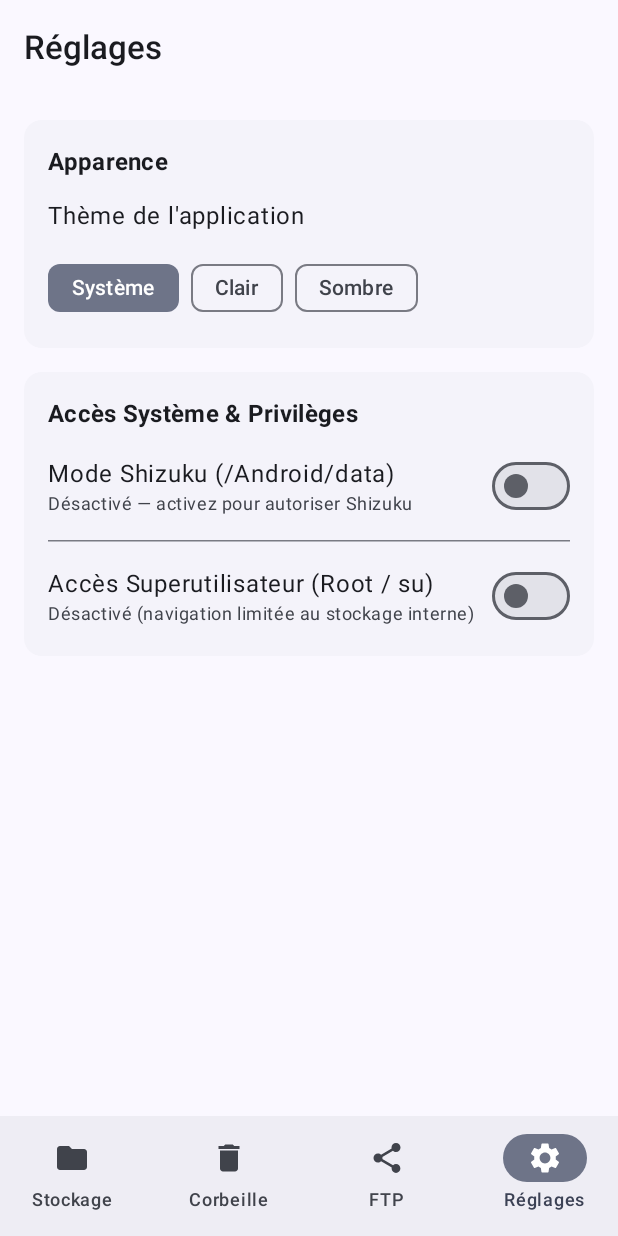
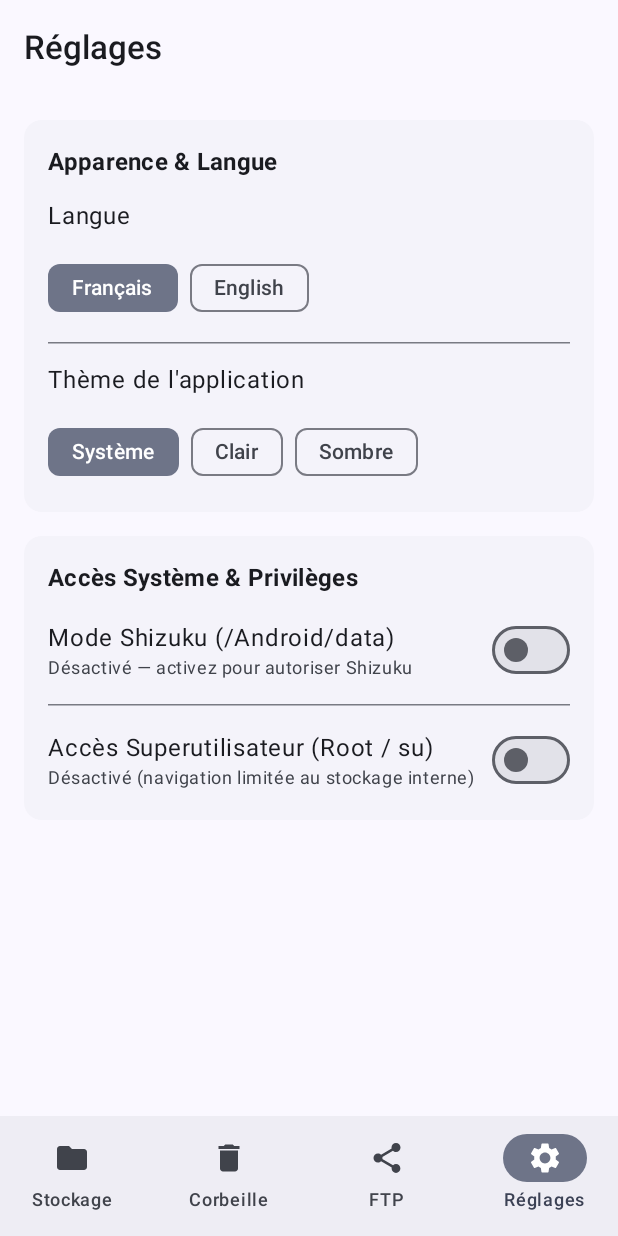
Before and after one commit to JulieRose23/MonExplorateur, an Android app built with Jetpack Compose: the screen it shows after launch (MainActivity), item 4 of the bottom bar chosen, on a phone screen of 412 x 824 dp. Run offline under Robolectric (Android 15) with nearby library versions, the phone set to English and light mode, and no system bars; libraries missing offline, so code that uses them is left out: com.topjohnwu.superuser, rikka.shizuku; 1 statement that could not run was skipped.

Commit message:
Release v1.0.0 : ajout langue Anglais/Francais, README complet et publication GitHub Release

```diff
--- a/app/src/main/java/com/monexplorateur/app/MainActivity.kt
+++ b/app/src/main/java/com/monexplorateur/app/MainActivity.kt
@@ -31,6 +31,7 @@ import androidx.compose.ui.Modifier
 import androidx.compose.ui.graphics.vector.ImageVector
 import androidx.compose.ui.text.font.FontWeight
 import com.monexplorateur.app.data.AppPreferences
+import com.monexplorateur.app.data.LangueApp
 import com.monexplorateur.app.ui.components.IconeDossierModerne
 import com.monexplorateur.app.ui.screens.CorbeilleScreen
 import com.monexplorateur.app.ui.screens.ExplorateurUnifieScreen
@@ -38,11 +39,15 @@ import com.monexplorateur.app.ui.screens.ReglagesScreen
 import com.monexplorateur.app.ui.screens.ReseauFtpScreen
 import com.monexplorateur.app.ui.theme.MonExplorateurTheme
 
-enum class OngletPrincipal(val titre: String) {
-    STOCKAGE("Stockage"),
-    CORBEILLE("Corbeille"),
-    FTP("FTP"),
-    REGLAGES("Réglages")
+enum class OngletPrincipal {
+    STOCKAGE, CORBEILLE, FTP, REGLAGES;
+
+    fun titre(en: Boolean): String = when (this) {
+        STOCKAGE -> if (en) "Storage" else "Stockage"
+        CORBEILLE -> if (en) "Trash" else "Corbeille"
+        FTP -> "FTP"
+        REGLAGES -> if (en) "Settings" else "Réglages"
+    }
 }
 
 class MainActivity : ComponentActivity() {
@@ -62,6 +67,8 @@ class MainActivity : ComponentActivity() {
 @Composable
 fun ApplicationPrincipale() {
     var ongletActif by remember { mutableStateOf(OngletPrincipal.STOCKAGE) }
+    val langue by AppPreferences.langue.collectAsState()
+    val en = langue == LangueApp.EN
 
     Scaffold(
         topBar = {
@@ -70,9 +77,9 @@ fun ApplicationPrincipale() {
                     Text(
                         text = when (ongletActif) {
                             OngletPrincipal.STOCKAGE -> "MonExplorateur"
-                            OngletPrincipal.CORBEILLE -> "Corbeille"
-                            OngletPrincipal.FTP -> "Réseau FTP"
-                            OngletPrincipal.REGLAGES -> "Réglages"
+                            OngletPrincipal.CORBEILLE -> if (en) "Trash" else "Corbeille"
+                            OngletPrincipal.FTP -> if (en) "FTP Network" else "Réseau FTP"
+                            OngletPrincipal.REGLAGES -> if (en) "Settings" else "Réglages"
                         },
                         fontWeight = FontWeight.SemiBold
                     )
@@ -95,8 +102,8 @@ fun ApplicationPrincipale() {
                     NavigationBarItem(
                         selected = onglet == ongletActif,
                         onClick = { ongletActif = onglet },
-                        icon = { Icon(icone, contentDescription = onglet.titre) },
-                        label = { Text(onglet.titre) }
+                        icon = { Icon(icone, contentDescription = onglet.titre(en)) },
+                        label = { Text(onglet.titre(en)) }
                     )
                 }
             }
--- a/app/src/main/java/com/monexplorateur/app/data/AppPreferences.kt
+++ b/app/src/main/java/com/monexplorateur/app/data/AppPreferences.kt
@@ -5,11 +5,19 @@ import com.monexplorateur.app.ui.theme.ModeTheme
 import kotlinx.coroutines.flow.MutableStateFlow
 import kotlinx.coroutines.flow.StateFlow
 
+enum class LangueApp(val code: String, val libelle: String) {
+    FR("fr", "Français"),
+    EN("en", "English")
+}
+
 object AppPreferences {
     private const val PREFS_NAME = "mon_explorateur_prefs"
 
     private val _modeTheme = MutableStateFlow(ModeTheme.SYSTEME)
     val modeTheme: StateFlow<ModeTheme> = _modeTheme
+
+    private val _langue = MutableStateFlow(LangueApp.FR)
+    val langue: StateFlow<LangueApp> = _langue
 
     private val _rootActive = MutableStateFlow(false)
     val rootActive: StateFlow<Boolean> = _rootActive
@@ -21,6 +29,8 @@ object AppPreferences {
         val prefs = context.getSharedPreferences(PREFS_NAME, Context.MODE_PRIVATE)
         val themeName = prefs.getString("theme", ModeTheme.SYSTEME.name) ?: ModeTheme.SYSTEME.name
         _modeTheme.value = runCatching { ModeTheme.valueOf(themeName) }.getOrDefault(ModeTheme.SYSTEME)
+        val langName = prefs.getString("langue", LangueApp.FR.name) ?: LangueApp.FR.name
+        _langue.value = runCatching { LangueApp.valueOf(langName) }.getOrDefault(LangueApp.FR)
         _rootActive.value = prefs.getBoolean("root_active", false)
         _shizukuActive.value = prefs.getBoolean("shizuku_active", false)
     }
@@ -28,6 +38,11 @@ object AppPreferences {
     fun setModeTheme(context: Context, mode: ModeTheme) {
         _modeTheme.value = mode
         context.getSharedPreferences(PREFS_NAME, Context.MODE_PRIVATE).edit().putString("theme", mode.name).apply()
+    }
+
+    fun setLangue(context: Context, langue: LangueApp) {
+        _langue.value = langue
+        context.getSharedPreferences(PREFS_NAME, Context.MODE_PRIVATE).edit().putString("langue", langue.name).apply()
     }
 
     fun setRootActive(context: Context, actif: Boolean) {
--- a/app/src/main/java/com/monexplorateur/app/ui/screens/ExplorateurUnifieScreen.kt
+++ b/app/src/main/java/com/monexplorateur/app/ui/screens/ExplorateurUnifieScreen.kt
@@ -81,6 +81,7 @@ import androidx.lifecycle.Lifecycle
 import androidx.lifecycle.LifecycleEventObserver
 import androidx.lifecycle.compose.LocalLifecycleOwner
 import com.monexplorateur.app.data.AppPreferences
+import com.monexplorateur.app.data.LangueApp
 import com.monexplorateur.app.data.ElementFichier
 import com.monexplorateur.app.data.SourceFichier
 import com.monexplorateur.app.data.TrashManager
@@ -126,6 +127,8 @@ fun ExplorateurUnifieScreen(paddingBasNavigation: PaddingValues = PaddingValues(
 
     var aPermission by remember { mutableStateOf(verifierPermission()) }
     val rootActive by AppPreferences.rootActive.collectAsState()
+    val langue by AppPreferences.langue.collectAsState()
+    val en = langue == LangueApp.EN
     val shizukuActive by AppPreferences.shizukuActive.collectAsState()
     val rootConnecte by RootManager.serviceConnecte.collectAsState()
     val shizukuConnecte by ShizukuManager.serviceConnecte.collectAsState()
@@ -248,7 +251,7 @@ fun ExplorateurUnifieScreen(paddingBasNavigation: PaddingValues = PaddingValues(
         floatingActionButton = {
             if (!enModeSelection && !rechercheActive) {
                 FloatingActionButton(onClick = { dialogueNouveauDossier = true }) {
-                    Icon(Icons.Default.Add, contentDescription = "Nouveau dossier")
+                    Icon(Icons.Default.Add, contentDescription = if (en) "New folder" else "Nouveau dossier")
                 }
             }
         },
@@ -289,7 +292,7 @@ fun ExplorateurUnifieScreen(paddingBasNavigation: PaddingValues = PaddingValues(
                             }
                         }) { Text("Coller ici") }
                         IconButton(onClick = { pressePapier = null }) {
-                            Icon(Icons.Default.Close, contentDescription = "Annuler")
+                            Icon(Icons.Default.Close, contentDescription = if (en) "Cancel" else "Annuler")
                         }
                     }
                 }
@@ -335,7 +338,7 @@ fun ExplorateurUnifieScreen(paddingBasNavigation: PaddingValues = PaddingValues(
                             IconButton(onClick = {
                                 elementsASupprimer = listeAffichee.filter { it.cheminComplet in selection }
                             }) {
-                                Icon(Icons.Default.Delete, contentDescription = "Supprimer", tint = MaterialTheme.colorScheme.error)
+                                Icon(Icons.Default.Delete, contentDescription = if (en) "Delete" else "Supprimer", tint = MaterialTheme.colorScheme.error)
                             }
                         }
                     }
@@ -355,7 +358,7 @@ fun ExplorateurUnifieScreen(paddingBasNavigation: PaddingValues = PaddingValues(
                                 rechercheActive = false
                                 requeteRecherche = ""
                             }) {
-                                Icon(Icons.Default.Close, contentDescription = "Fermer")
+                                Icon(Icons.Default.Close, contentDescription = if (en) "Close" else "Fermer")
                             }
                         }
                     }
@@ -395,7 +398,7 @@ fun ExplorateurUnifieScreen(paddingBasNavigation: PaddingValues = PaddingValues(
                             ) {
                                 AssistChip(
                                     onClick = { cheminCourant = racineStockage },
-                                    label = { Text("Mémoire interne") }
+                                    label = { Text(if (en) "Internal Storage" else "Mémoire interne") }
                                 )
                                 if (shizukuActive) {
                                     AssistChip(
@@ -406,7 +409,7 @@ fun ExplorateurUnifieScreen(paddingBasNavigation: PaddingValues = PaddingValues(
                                 if (rootActive) {
                                     AssistChip(
                                         onClick = { cheminCourant = "/" },
-                                        label = { Text("Racine / (Root)") }
+                                        label = { Text(if (en) "Root /" else "Racine / (Root)") }
                                     )
                                 }
                             }
@@ -532,10 +535,10 @@ fun ExplorateurUnifieScreen(paddingBasNavigation: PaddingValues = PaddingValues(
                             Toast.makeText(context, "Échec de la compression", Toast.LENGTH_SHORT).show()
                         }
                     }
-                }) { Text("Compresser") }
+                }) { Text(if (en) "Compress" else "Compresser") }
             },
             dismissButton = {
-                TextButton(onClick = { elementsACompresser = emptyList() }) { Text("Annuler") }
+                TextButton(onClick = { elementsACompresser = emptyList() }) { Text(if (en) "Cancel" else "Annuler") }
             }
         )
     }
@@ -564,7 +567,7 @@ fun ExplorateurUnifieScreen(paddingBasNavigation: PaddingValues = PaddingValues(
                         scope.launch {
                             extraireArchiveVers(context, cible, cheminCourant) { compteurRefresh++ }
                         }
-                    }) { Text("Extraire ici") }
+                    }) { Text(if (en) "Extract here" else "Extraire ici") }
                 }
             }
         )
@@ -626,10 +629,10 @@ fun ExplorateurUnifieScreen(paddingBasNavigation: PaddingValues = PaddingValues(
                     scope.launch {
                         extraireArchiveVers(context, cible, dest) { compteurRefresh++ }
                     }
-                }) { Text("Extraire ici") }
+                }) { Text(if (en) "Extract here" else "Extraire ici") }
             },
             dismissButton = {
-                TextButton(onClick = { archiveDestinationPicker = null }) { Text("Annuler") }
+                TextButton(onClick = { archiveDestinationPicker = null }) { Text(if (en) "Cancel" else "Annuler") }
             }
         )
     }
@@ -679,7 +682,7 @@ fun ExplorateurUnifieScreen(paddingBasNavigation: PaddingValues = PaddingValues(
                 }
             },
             confirmButton = {
-                TextButton(onClick = { elementProprietes = null }) { Text("Fermer") }
+                TextButton(onClick = { elementProprietes = null }) { Text(if (en) "Close" else "Fermer") }
             }
         )
     }
@@ -689,7 +692,7 @@ fun ExplorateurUnifieScreen(paddingBasNavigation: PaddingValues = PaddingValues(
         var nomDossier by remember { mutableStateOf("") }
         AlertDialog(
             onDismissRequest = { dialogueNouveauDossier = false },
-            title = { Text("Nouveau dossier") },
+            title = { Text(if (en) "New folder" else "Nouveau dossier") },
             text = {
                 OutlinedTextField(
                     value = nomDossier,
@@ -709,10 +712,10 @@ fun ExplorateurUnifieScreen(paddingBasNavigation: PaddingValues = PaddingValues(
                         }
                     }
                     dialogueNouveauDossier = false
-                }) { Text("Créer") }
+                }) { Text(if (en) "Create" else "Créer") }
             },
             dismissButton = {
-                TextButton(onClick = { dialogueNouveauDossier = false }) { Text("Annuler") }
+                TextButton(onClick = { dialogueNouveauDossier = false }) { Text(if (en) "Cancel" else "Annuler") }
             }
         )
     }
@@ -722,7 +725,7 @@ fun ExplorateurUnifieScreen(paddingBasNavigation: PaddingValues = PaddingValues(
         var nouveauNom by remember { mutableStateOf(cible.nom) }
         AlertDialog(
             onDismissRequest = { elementARenommer = null },
-            title = { Text("Renommer") },
+            title = { Text(if (en) "Rename" else "Renommer") },
             text = {
                 OutlinedTextField(
                     value = nouveauNom,
@@ -743,7 +746,7 @@ fun ExplorateurUnifieScreen(paddingBasNavigation: PaddingValues = PaddingValues(
                 }) { Text("Valider") }
             },
             dismissButton = {
-                TextButton(onClick = { elementARenommer = null }) { Text("Annuler") }
+                TextButton(onClick = { elementARenommer = null }) { Text(if (en) "Cancel" else "Annuler") }
             }
         )
     }
@@ -772,11 +775,11 @@ fun ExplorateurUnifieScreen(paddingBasNavigation: PaddingValues = PaddingValues(
                         compteurRefresh++
                         Toast.makeText(context, "$okCount élément(s) déplacé(s) dans la corbeille", Toast.LENGTH_SHORT).show()
                     }
-                }) { Text("Corbeille", color = MaterialTheme.colorScheme.primary) }
+                }) { Text(if (en) "Trash" else "Corbeille", color = MaterialTheme.colorScheme.primary) }
             },
             dismissButton = {
                 Row {
-                    TextButton(onClick = { elementsASupprimer = emptyList() }) { Text("Annuler") }
+                    TextButton(onClick = { elementsASupprimer = emptyList() }) { Text(if (en) "Cancel" else "Annuler") }
                     TextButton(onClick = {
                         val aSuppr = elementsASupprimer
                         elementsASupprimer = emptyList()
@@ -789,7 +792,7 @@ fun ExplorateurUnifieScreen(paddingBasNavigation: PaddingValues = PaddingValues(
                             compteurRefresh++
                             Toast.makeText(context, "$okCount élément(s) supprimé(s) définitivement", Toast.LENGTH_SHORT).show()
                         }
-                    }) { Text("Définitif", color = MaterialTheme.colorScheme.error) }
+                    }) { Text(if (en) "Permanent" else "Définitif", color = MaterialTheme.colorScheme.error) }
                 }
             }
         )
@@ -873,7 +876,7 @@ private fun LigneElementUnifie(
                 DropdownMenuItem(text = { Text("Sélectionner") }, onClick = { menuOuvert = false; onLongClick() })
                 DropdownMenuItem(text = { Text("Copier") }, onClick = { menuOuvert = false; onCopier() })
                 DropdownMenuItem(text = { Text("Déplacer") }, onClick = { menuOuvert = false; onCouper() })
-                DropdownMenuItem(text = { Text("Renommer") }, onClick = { menuOuvert = false; onRenommer() })
+                DropdownMenuItem(text = { Text(if (en) "Rename" else "Renommer") }, onClick = { menuOuvert = false; onRenommer() })
                 if (!item.estDossier && FileUtils.estArchiveSupportee(item.nom)) {
                     DropdownMenuItem(text = { Text("Extraire...") }, onClick = { menuOuvert = false; onExtraire() })
                 } else {
@@ -881,7 +884,7 @@ private fun LigneElementUnifie(
                 }
                 DropdownMenuItem(text = { Text("Propriétés / MD5") }, onClick = { menuOuvert = false; onProprietes() })
                 DropdownMenuItem(
-                    text = { Text("Supprimer", color = MaterialTheme.colorScheme.error) },
+                    text = { Text(if (en) "Delete" else "Supprimer", color = MaterialTheme.colorScheme.error) },
                     onClick = { menuOuvert = false; onSupprimer() }
                 )
             }
--- a/app/src/main/java/com/monexplorateur/app/ui/screens/ReglagesScreen.kt
+++ b/app/src/main/java/com/monexplorateur/app/ui/screens/ReglagesScreen.kt
@@ -29,6 +29,7 @@ import androidx.compose.ui.platform.LocalContext
 import androidx.compose.ui.text.font.FontWeight
 import androidx.compose.ui.unit.dp
 import com.monexplorateur.app.data.AppPreferences
+import com.monexplorateur.app.data.LangueApp
 import com.monexplorateur.app.root.RootManager
 import com.monexplorateur.app.shizuku.ShizukuManager
 import com.monexplorateur.app.ui.theme.ModeTheme
@@ -40,8 +41,10 @@ fun ReglagesScreen(paddingBasNavigation: PaddingValues = PaddingValues(0.dp)) {
     val scope = rememberCoroutineScope()
 
     val modeTheme by AppPreferences.modeTheme.collectAsState()
+    val langue by AppPreferences.langue.collectAsState()
     val rootActive by AppPreferences.rootActive.collectAsState()
     val shizukuActive by AppPreferences.shizukuActive.collectAsState()
+    val en = langue == LangueApp.EN
 
     val shizukuDispo by ShizukuManager.estDisponible.collectAsState()
     val shizukuPerm by ShizukuManager.aPermission.collectAsState()
@@ -60,14 +63,36 @@ fun ReglagesScreen(paddingBasNavigation: PaddingValues = PaddingValues(0.dp)) {
             modifier = Modifier.fillMaxWidth()
         ) {
             Column(modifier = Modifier.padding(16.dp), verticalArrangement = Arrangement.spacedBy(12.dp)) {
-                Text("Apparence", style = MaterialTheme.typography.titleMedium, fontWeight = FontWeight.Bold)
-                Text("Thème de l'application", style = MaterialTheme.typography.bodyLarge)
+                Text(
+                    if (en) "Appearance & Language" else "Apparence & Langue",
+                    style = MaterialTheme.typography.titleMedium,
+                    fontWeight = FontWeight.Bold
+                )
+                Text(if (en) "Language" else "Langue", style = MaterialTheme.typography.bodyLarge)
+                Row(horizontalArrangement = Arrangement.spacedBy(8.dp)) {
+                    LangueApp.entries.forEach { item ->
+                        FilterChip(
+                            selected = langue == item,
+                            onClick = { AppPreferences.setLangue(context, item) },
+                            label = { Text(item.libelle) }
+                        )
+                    }
+                }
+
+                HorizontalDivider()
+
+                Text(if (en) "App Theme" else "Thème de l'application", style = MaterialTheme.typography.bodyLarge)
                 Row(horizontalArrangement = Arrangement.spacedBy(8.dp)) {
                     ModeTheme.entries.forEach { mode ->
+                        val nomTheme = when (mode) {
+                            ModeTheme.CLAIR -> if (en) "Light" else "Clair"
+                            ModeTheme.SOMBRE -> if (en) "Dark" else "Sombre"
+                            ModeTheme.SYSTEME -> if (en) "System" else "Système"
+                        }
                         FilterChip(
                             selected = modeTheme == mode,
                             onClick = { AppPreferences.setModeTheme(context, mode) },
-                            label = { Text(mode.libelle) }
+                            label = { Text(nomTheme) }
                         )
                     }
                 }
@@ -79,19 +104,26 @@ fun ReglagesScreen(paddingBasNavigation: PaddingValues = PaddingValues(0.dp)) {
             modifier = Modifier.fillMaxWidth()
         ) {
             Column(modifier = Modifier.padding(16.dp), verticalArrangement = Arrangement.spacedBy(12.dp)) {
-                Text("Accès Système & Privilèges", style = MaterialTheme.typography.titleMedium, fontWeight = FontWeight.Bold)
+                Text(
+                    if (en) "System Access & Privileges" else "Accès Système & Privilèges",
+                    style = MaterialTheme.typography.titleMedium,
+                    fontWeight = FontWeight.Bold
+                )
 
                 Row(
                     verticalAlignment = Alignment.CenterVertically,
                     modifier = Modifier.fillMaxWidth()
                 ) {
                     Column(modifier = Modifier.weight(1f)) {
-                        Text("Mode Shizuku (/Android/data)", style = MaterialTheme.typography.bodyLarge)
+                        Text(
+                            if (en) "Shizuku Mode (/Android/data)" else "Mode Shizuku (/Android/data)",
+                            style = MaterialTheme.typography.bodyLarge
+                        )
                         val etatShizuku = when {
-                            !shizukuActive -> "Désactivé — activez pour autoriser Shizuku"
-                            shizukuDispo && shizukuPerm -> "Connecté et autorisé"
-                            shizukuDispo -> "Service détecté — Autorisation requise"
-                            else -> "Application Shizuku non démarrée"
+                            !shizukuActive -> if (en) "Disabled — enable to authorize Shizuku" else "Désactivé — activez pour autoriser Shizuku"
+                            shizukuDispo && shizukuPerm -> if (en) "Connected and authorized" else "Connecté et autorisé"
+                            shizukuDispo -> if (en) "Service detected — Authorization required" else "Service détecté — Autorisation requise"
+                            else -> if (en) "Shizuku service not running" else "Application Shizuku non démarrée"
                         }
                         Text(
                             text = etatShizuku,
@@ -120,12 +152,15 @@ fun ReglagesScreen(paddingBasNavigation: PaddingValues = PaddingValues(0.dp)) {
                     modifier = Modifier.fillMaxWidth()
                 ) {
                     Column(modifier = Modifier.weight(1f)) {
-                        Text("Accès Superutilisateur (Root / su)", style = MaterialTheme.typography.bodyLarge)
+                        Text(
+                            if (en) "Superuser Access (Root / su)" else "Accès Superutilisateur (Root / su)",
+                            style = MaterialTheme.typography.bodyLarge
+                        )
                         val etatRoot = when {
-                            !rootActive -> "Désactivé (navigation limitée au stockage interne)"
-                            rootStatut == true -> "Accès Root accordé (partitions / débloquées)"
-                            rootStatut == false -> "Appareil non rooté ou permission refusée"
-                            else -> "Vérification en cours..."
+                            !rootActive -> if (en) "Disabled (limited to internal storage)" else "Désactivé (navigation limitée au stockage interne)"
+                            rootStatut == true -> if (en) "Root access granted (/ partitions unlocked)" else "Accès Root accordé (partitions / débloquées)"
+                            rootStatut == false -> if (en) "Device not rooted or permission denied" else "Appareil non rooté ou permission refusée"
+                            else -> if (en) "Checking..." else "Vérification en cours..."
                         }
                         Text(
                             text = etatRoot,
```
Also changed, not shown: app/src/main/java/com/monexplorateur/app/ui/screens/CorbeilleScreen.kt (+34 -19 lines), app/src/main/java/com/monexplorateur/app/ui/theme/StringsApp.kt (added, +17 -0 lines), app/src/main/java/com/monexplorateur/app/ui/screens/ReseauFtpScreen.kt (line endings or trailing spaces), 2 other files.
